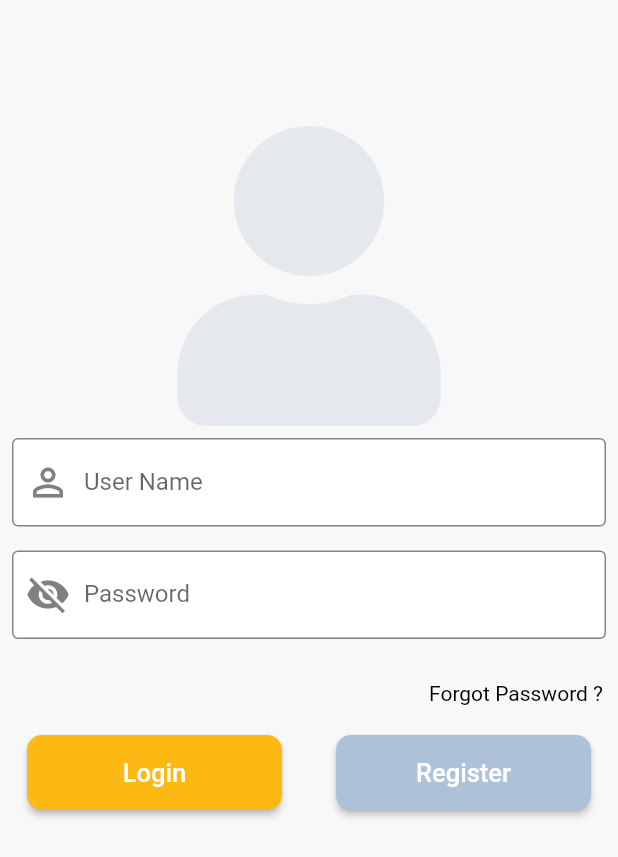
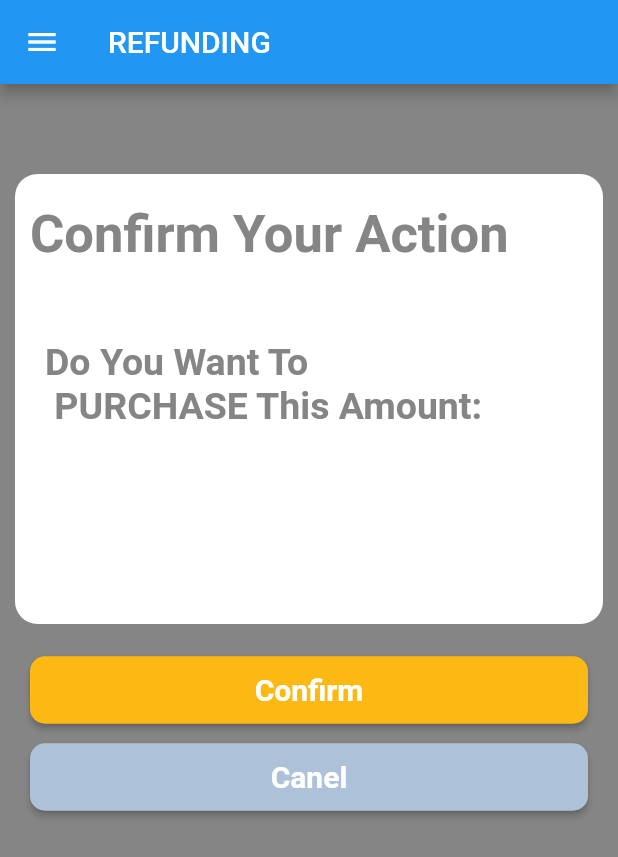
Before and after one commit to AhmedGayed/easy_gift, a Flutter app: the screen it shows after launch, on a phone screen of 412 x 824 dp. Shown: the top 857 px of the screen. Run offline on Flutter 3.47's test engine with Material 2 defaults, Android fonts, the light colour scheme and no system bars; our stand-ins replace barcode_widget; missing offline and left inert: flutter_barcode_scanner; Roboto replaces fonts that are missing (Cairo).

Commit message:
doing some shit

```diff
--- /dev/null
+++ b/lib/confirmation_page/confrimation page.dart
@@ -0,0 +1,180 @@
+import 'package:easy_gift/Drawar/widget/navigation_drawer_widget.dart';
+import 'package:easy_gift/Home/screen/home.dart';
+import 'package:easy_gift/ReusableComponents/reusable_components.dart';
+import 'package:easy_gift/actionn_page/actionn_page.dart';
+import 'package:flutter/cupertino.dart';
+import 'package:flutter/material.dart';
+import 'package:flutter_barcode_scanner/flutter_barcode_scanner.dart';
+
+class conformation_page extends StatefulWidget {
+  const conformation_page({Key? key}) : super(key: key);
+
+  @override
+  _conformation_pageState createState() => _conformation_pageState();
+}
+
+class _conformation_pageState extends State<conformation_page> {
+  var height, width;
+  bool isMale = true;
+  int Amount = 20;
+  int weight = 50;
+  var qrstr = "let's Scan it";
+  bool _hasBeenPressed = false;
+  bool _25 = false;
+  bool _50 = false;
+  bool _100 = false;
+  bool _150 = false;
+  bool _200 = false;
+  var name = "REFUNDING";
+  int number = 0;
+
+  void addnumber() {
+    setState(() {
+      number++;
+    });
+  }
+
+  void subnumber() {
+    setState(() {
+      number--;
+    });
+  }
+
+  var numberController = TextEditingController();
+
+  @override
+  Widget build(BuildContext context) {
+    height = MediaQuery
+        .of(context)
+        .size
+        .height;
+    width = MediaQuery
+        .of(context)
+        .size
+        .width;
+    return Scaffold(
+      drawer: NavigationDrawerWidget(),
+      appBar: AppBar(
+        title: Text("$name"),
+      ),
+      resizeToAvoidBottomInset: false,
+      backgroundColor: Color(0xFF858585),
+      body: SingleChildScrollView(
+        child: Center(
+          child: Column(
+            children: [
+              SizedBox(
+                height: 10,
+              ),
+              Padding(
+                padding: EdgeInsets.fromLTRB(10, 50, 10, 0),
+                child: Container(
+                  width: double.infinity,
+                  child: Stack(
+                    children: [
+                      Column(
+                        crossAxisAlignment: CrossAxisAlignment.start,
+                        children: [
+                          SizedBox(
+                            height: 20,
+                          ),
+                          const Padding(
+                            padding: EdgeInsets.only(left: 10),
+                            child: Text(
+                              "Confirm Your Action",
+                              style: TextStyle(
+                                fontWeight: FontWeight.bold,
+                                  fontSize: 35, color: Color(0xFF858585)),
+                            ),
+                          ),
+
+
+                          Row(
+                            children: [
+
+                            ],
+                          ),
+                          SizedBox(height: 50,),
+                          Column(
+                            children: [
+                              Row(
+                                crossAxisAlignment: CrossAxisAlignment.start,
+                                children: const [
+
+                                  Padding(
+                                    padding: EdgeInsets.only(left: 20),
+                                    child: Text("Do You Want To \n PURCHASE This Amount: ", style: TextStyle(
+                                        fontSize: 25,
+                                        color: Color(0xFF858585),
+                                        fontWeight: FontWeight.bold),),
+                                  )
+
+                                ],
+                              )
+                            ],
+                          ),
+                          Column(
+                            children: [
+                              Row(
+                                crossAxisAlignment: CrossAxisAlignment.start,
+                                children: [
+
+
+
+                                ],
+                              )
+                            ],
+                          ),
+                        ],
+                      ),
+                    ],
+                  ),
+                  height: 300 ,
+                  decoration: BoxDecoration(
+                      color: Colors.white,
+                      borderRadius: BorderRadius.circular(15)),
+                ),
+              ),
+              Padding(
+                padding: const EdgeInsets.fromLTRB(20, 20, 20, 0),
+                child: ElevatedButton(
+                  onPressed: () {
+                    Navigator.of(context).push(MaterialPageRoute(builder: (ctx)=>home()));
+                  },
+                  child: Text('Confirm'),
+                  style: ElevatedButton.styleFrom(
+                      primary: Color(0xFFfdb913),
+                      textStyle: TextStyle(
+                          fontSize: 20, fontWeight: FontWeight.bold),
+                      shape: RoundedRectangleBorder(
+                          borderRadius: BorderRadius.circular(10)),
+                      minimumSize: Size(double.infinity, 45)),
+                ),
+              ),
+              SizedBox(
+                height: 10,
+              ),
+              Padding(
+                padding: const EdgeInsets.fromLTRB(20, 0, 20, 0),
+                child: ElevatedButton(
+                  onPressed: () {
+                    Navigator.of(context).push(MaterialPageRoute(builder: (ctx)=>actionn_page()));
+                  },
+                  child: Text('Canel'),
+                  style: ElevatedButton.styleFrom(
+                      primary: Color(0xffadc2d9),
+
+                      textStyle: TextStyle(
+                          fontSize: 20, fontWeight: FontWeight.bold),
+                      shape: RoundedRectangleBorder(
+                          borderRadius: BorderRadius.circular(10)),
+                      minimumSize: Size(double.infinity, 45)),
+                ),
+              ),
+            ],
+          ),
+        ),
+      ),
+    );
+  }
+}
--- a/lib/main.dart
+++ b/lib/main.dart
@@ -7,6 +7,7 @@ import 'Login/screen/login3.dart';
 import 'Login/screen/login.dart';
 import 'actionn_page/actionn_page.dart';
 import 'any/any.dart';
+import 'confirmation_page/confrimation page.dart';
 
 
 void main() {
@@ -30,7 +31,7 @@ class MyApp extends StatelessWidget {
           fontFamily: 'Cairo',
           primarySwatch: Colors.blue,
         ),
-        home: loginn()
+        home: conformation_page()
     );
   }
 
```
